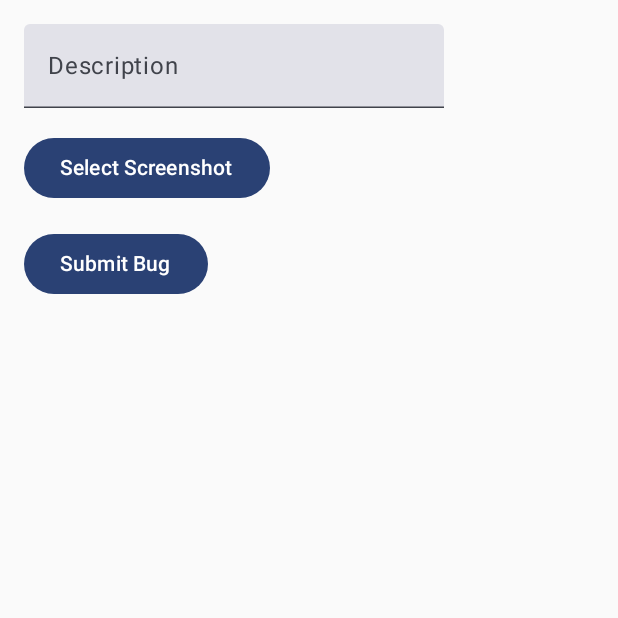
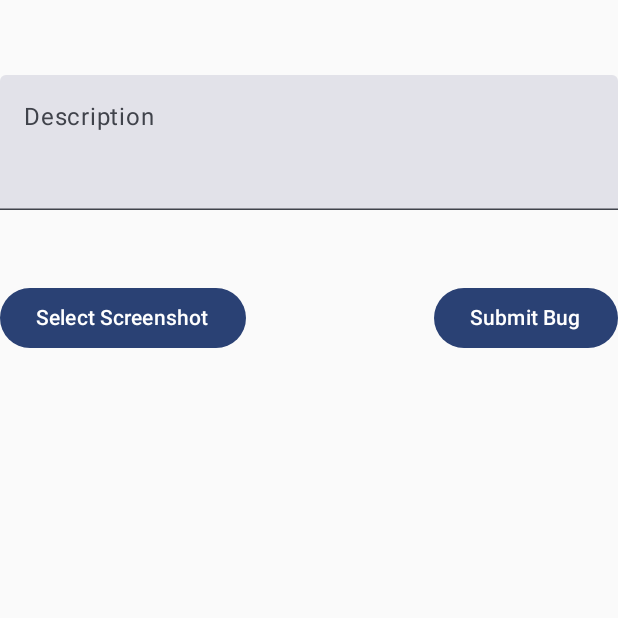
Before and after one commit to MahmoudBashir97/Android-Bug-Tracker, an Android app built with Jetpack Compose: the screen it shows after launch (MainActivity), after a tap on "Report a Bug", on a phone screen of 412 x 824 dp, the top half of it. Run offline under Robolectric (Android 15) with nearby library versions, the phone set to English and light mode, and no system bars.

```diff
--- a/app/build.gradle.kts
+++ b/app/build.gradle.kts
@@ -66,6 +66,8 @@ dependencies {
     implementation(libs.retrofit)
     implementation(libs.retrofit.gson)
     implementation(libs.navigation)
+    implementation(libs.okhttp)
+    implementation(libs.logging.interceptor)
 
     testImplementation(libs.junit)
     androidTestImplementation(libs.androidx.junit)
--- a/app/src/main/java/com/mahmoud/bugtracker/MainActivity.kt
+++ b/app/src/main/java/com/mahmoud/bugtracker/MainActivity.kt
@@ -10,11 +10,14 @@ import androidx.activity.enableEdgeToEdge
 import androidx.compose.foundation.Image
 import androidx.compose.foundation.layout.Arrangement
 import androidx.compose.foundation.layout.Column
+import androidx.compose.foundation.layout.Row
 import androidx.compose.foundation.layout.Spacer
 import androidx.compose.foundation.layout.fillMaxSize
+import androidx.compose.foundation.layout.fillMaxWidth
 import androidx.compose.foundation.layout.height
 import androidx.compose.foundation.layout.padding
 import androidx.compose.material3.Button
+import androidx.compose.material3.CircularProgressIndicator
 import androidx.compose.material3.Scaffold
 import androidx.compose.material3.Text
 import androidx.compose.material3.TextField
@@ -28,11 +31,17 @@ import androidx.compose.ui.Modifier
 import androidx.compose.ui.res.painterResource
 import androidx.compose.ui.tooling.preview.Preview
 import androidx.compose.ui.unit.dp
+import androidx.lifecycle.ViewModelProvider
 import androidx.navigation.NavController
 import androidx.navigation.NavHostController
 import androidx.navigation.compose.NavHost
 import androidx.navigation.compose.composable
 import androidx.navigation.compose.rememberNavController
+import com.mahmoud.bugtracker.data.remote.ApiService
+import com.mahmoud.bugtracker.data.repository.BugRepository
+import com.mahmoud.bugtracker.domain.usecase.UploadBugDataUseCase
+import com.mahmoud.bugtracker.presentation.viewModels.BugViewModel
+import com.mahmoud.bugtracker.presentation.viewModels.BugViewModelFactory
 import com.mahmoud.bugtracker.ui.theme.BugTrackerTheme
 
 class MainActivity : ComponentActivity() {
@@ -40,7 +49,23 @@ class MainActivity : ComponentActivity() {
         const val IMAGE_PICK_CODE = 1000
     }
 
+    private lateinit var viewModel: BugViewModel
     private var imageUri by mutableStateOf<Uri?>(null)
+
+    override fun onStart() {
+        initializeViewModel()
+        super.onStart()
+    }
+
+    private fun initializeViewModel() {
+        val api = ApiService.create() // Initialize Retrofit service
+        val repository = BugRepository(api)
+        val uploadUseCase = UploadBugDataUseCase(repository)
+        viewModel = ViewModelProvider(
+            this,
+            BugViewModelFactory(uploadUseCase)
+        )[BugViewModel::class.java]
+    }
 
     override fun onCreate(savedInstanceState: Bundle?) {
         super.onCreate(savedInstanceState)
@@ -53,9 +78,14 @@ class MainActivity : ComponentActivity() {
                     composable("submit") {
                         SubmitBugScreen(
                             onImageSelected = { uri -> imageUri = uri },
-                            imageUri = imageUri,
+                            imageUri = Uri.parse(viewModel.imageUri.value ?: ""),
                             onSubmit = { description ->
-                               // uploadBugData(description, imageUri)
+                                if (viewModel.imageUri.value != null) {
+                                    viewModel.uploadBugData(
+                                        description,
+                                        viewModel.imageUri.value.toString()
+                                    )
+                                }
                             }
                         )
                     }
@@ -86,29 +116,58 @@ class MainActivity : ComponentActivity() {
         onSubmit: (String) -> Unit
     ) {
         var description by remember { mutableStateOf("") }
+        val isLoading by viewModel.isLoading
 
-        Column(modifier = Modifier.fillMaxSize().padding(16.dp)) {
+        Column(
+            modifier = Modifier
+                .fillMaxSize()
+                .padding(top = 50.dp)
+        ) {
             TextField(
                 value = description,
                 onValueChange = { description = it },
-                label = { Text("Description") }
+                label = { Text("Description") },
+                modifier = Modifier
+                    .fillMaxWidth()        // Fills the width of the screen
+                    .height(90.dp)         // Sets the height greater than 50dp (for example, 56dp)
             )
             Spacer(modifier = Modifier.height(16.dp))
-            Button(onClick = { selectImage() }) {
-                Text("Select Screenshot")
-            }
-            imageUri?.let {
-                Image(painter = painterResource(id = R.drawable.ic_launcher_foreground), contentDescription = "Selected Image")
+            viewModel.imageUri.value?.let {
+                Image(
+                    painter = painterResource(id = R.drawable.ic_launcher_foreground),
+                    contentDescription = "Selected Image"
+                )
             }
             Spacer(modifier = Modifier.height(16.dp))
-            Button(onClick = { onSubmit(description) }) {
-                Text("Submit Bug")
+            Row(
+                modifier = Modifier
+                    .fillMaxWidth()          // Fills the width of the screen
+                    .padding(vertical = 16.dp), // Optional padding
+                horizontalArrangement = Arrangement.SpaceBetween // Space between the buttons
+            ) {
+                Button(onClick = { selectImage() }) {
+                    Text("Select Screenshot")
+                }
+
+                // Show loader when the upload is in progress
+                if (isLoading) {
+                    CircularProgressIndicator()
+                    Spacer(modifier = Modifier.height(16.dp))
+                }
+
+                Button(onClick = { onSubmit(description) }, enabled = !isLoading) {
+                    Text("Submit Bug")
+                }
             }
         }
     }
 
+
     private fun selectImage() {
-        val intent = Intent(Intent.ACTION_PICK, android.provider.MediaStore.Images.Media.EXTERNAL_CONTENT_URI)
+        val intent = Intent(
+            Intent.ACTION_PICK,
+            android.provider.MediaStore.Images.Media.EXTERNAL_CONTENT_URI
+        )
         startActivityForResult(intent, IMAGE_PICK_CODE)
     }
 
@@ -116,7 +175,9 @@ class MainActivity : ComponentActivity() {
         super.onActivityResult(requestCode, resultCode, data)
         if (requestCode == IMAGE_PICK_CODE && resultCode == Activity.RESULT_OK) {
             val uri = data?.data
-            uri?.let { imageUri -> /* Handle the selected image URI */ }
+            uri?.let { imageUri ->
+                viewModel.setImageUri(imageUri.toString())
+            }
         }
     }
 }
--- /dev/null
+++ b/app/src/main/java/com/mahmoud/bugtracker/data/remote/ApiService.kt
@@ -0,0 +1,28 @@
+package com.mahmoud.bugtracker.data.remote
+
+import okhttp3.OkHttpClient
+import okhttp3.logging.HttpLoggingInterceptor
+import retrofit2.Retrofit
+import retrofit2.converter.gson.GsonConverterFactory
+
+object ApiService {
+    private const val BASE_URL = "https://script.google.com/"
+
+    private val loggingInterceptor = HttpLoggingInterceptor().apply {
+        level = HttpLoggingInterceptor.Level.BODY
+    }
+
+    private val okHttpClient = OkHttpClient.Builder()
+        .addInterceptor(loggingInterceptor)
+        .build()
+
+    private val retrofit: Retrofit = Retrofit.Builder()
+        .baseUrl(BASE_URL)
+        .client(okHttpClient)
+        .addConverterFactory(GsonConverterFactory.create())
+        .build()
+
+    fun create(): GoogleSheetsApi {
+        return retrofit.create(GoogleSheetsApi::class.java)
+    }
+}
--- /dev/null
+++ b/app/src/main/java/com/mahmoud/bugtracker/data/repository/BugRepository.kt
@@ -0,0 +1,10 @@
+package com.mahmoud.bugtracker.data.repository
+
+import com.mahmoud.bugtracker.data.remote.GoogleSheetsApi
+import retrofit2.Response
+
+class BugRepository(private val api: GoogleSheetsApi) {
+    suspend fun uploadBugData(description: String, imageUri: String): Response<Void> {
+        return api.appendBugData(description=description, imageUri=imageUri)
+    }
+}
--- /dev/null
+++ b/app/src/main/java/com/mahmoud/bugtracker/domain/usecase/UploadBugDataUseCase.kt
@@ -0,0 +1,10 @@
+package com.mahmoud.bugtracker.domain.usecase
+
+import com.mahmoud.bugtracker.data.repository.BugRepository
+import retrofit2.Response
+
+class UploadBugDataUseCase(private val repository: BugRepository) {
+    suspend operator fun invoke(description: String, imageUri: String): Response<Void> {
+        return repository.uploadBugData(description, imageUri)
+    }
+}
--- /dev/null
+++ b/app/src/main/java/com/mahmoud/bugtracker/presentation/viewModels/BugViewModelFactory.kt
@@ -0,0 +1,15 @@
+package com.mahmoud.bugtracker.presentation.viewModels
+
+import androidx.lifecycle.ViewModel
+import androidx.lifecycle.ViewModelProvider
+import com.mahmoud.bugtracker.domain.usecase.UploadBugDataUseCase
+
+class BugViewModelFactory(private val uploadBugDataUseCase: UploadBugDataUseCase) : ViewModelProvider.Factory {
+    override fun <T : ViewModel> create(modelClass: Class<T>): T {
+        if (modelClass.isAssignableFrom(BugViewModel::class.java)) {
+            @Suppress("UNCHECKED_CAST")
+            return BugViewModel(uploadBugDataUseCase) as T
+        }
+        throw IllegalArgumentException("Unknown ViewModel class")
+    }
+}
--- a/gradle/libs.versions.toml
+++ b/gradle/libs.versions.toml
@@ -13,6 +13,7 @@ room = "2.5.0"
 play_services_auth = "20.4.0"
 retrofit = "2.9.0"
 navigation = "2.6.0"
+okhttp = "4.9.3"
 
 [libraries]
 androidx-core-ktx = { group = "androidx.core", name = "core-ktx", version.ref = "coreKtx" }
@@ -35,6 +36,8 @@ play-services-auth = { module = "com.google.android.gms:play-services-auth", ver
 retrofit = { module = "com.squareup.retrofit2:retrofit", version.ref = "retrofit" }
 retrofit-gson = { module = "com.squareup.retrofit2:converter-gson", version.ref = "retrofit" }
 navigation = { module = "androidx.navigation:navigation-compose", version.ref = "navigation" }
+okhttp = { module = "com.squareup.okhttp3:okhttp", version.ref = "okhttp" }
+logging-interceptor = { module = "com.squareup.okhttp3:logging-interceptor", version.ref = "okhttp" }
 
 [plugins]
 android-application = { id = "com.android.application", version.ref = "agp" }
```
Also changed, not shown: app/src/main/java/com/mahmoud/bugtracker/data/model/BugData.kt (added, +7 -0 lines), app/src/main/java/com/mahmoud/bugtracker/data/remote/GoogleSheetsApi.kt (added, +15 -0 lines), app/src/main/java/com/mahmoud/bugtracker/presentation/viewModels/BugViewModel.kt (added, +32 -0 lines).
